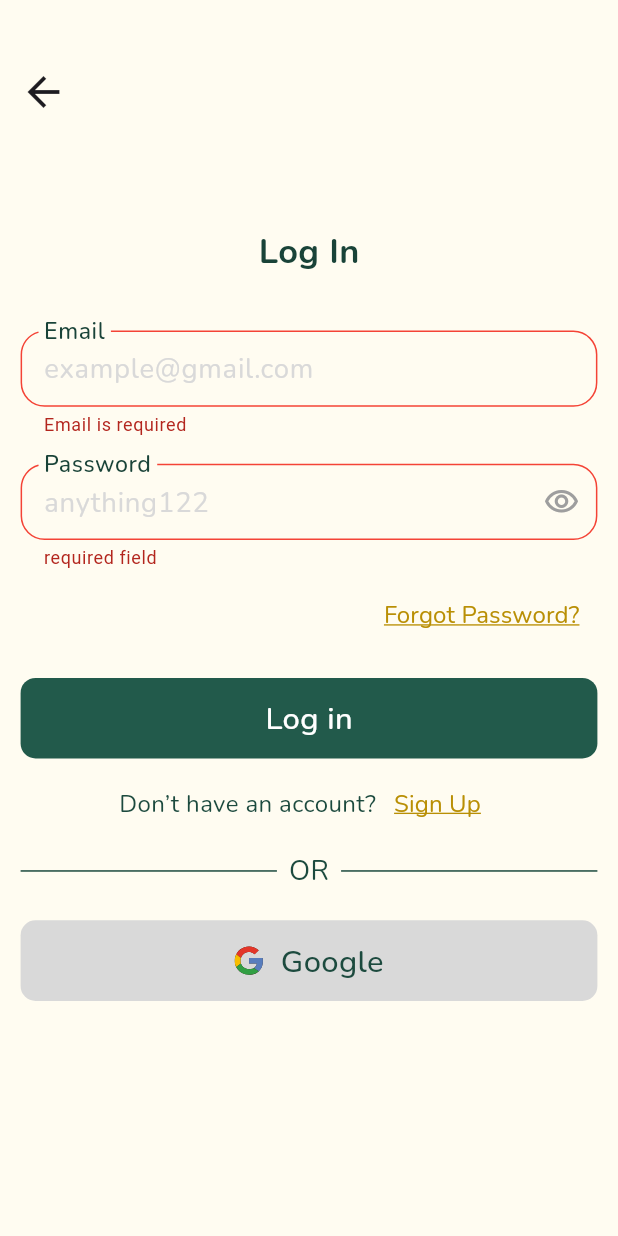
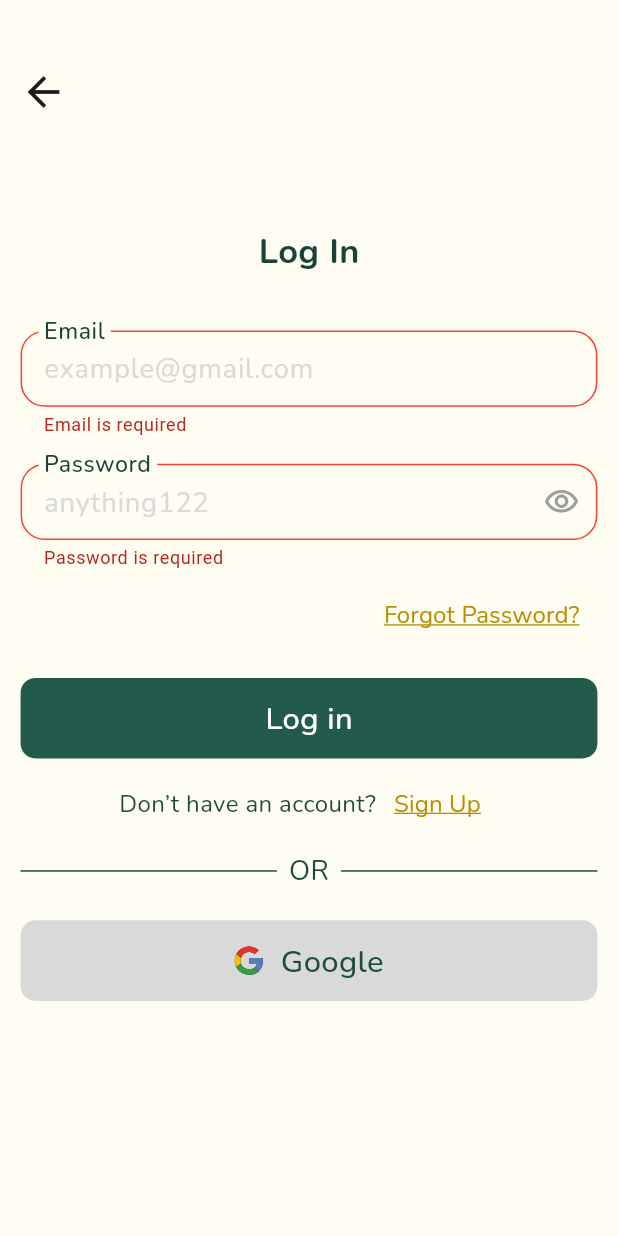
Before and after one commit to Mariamibrahim88/GraceCycle, a Flutter app: the LoginInView screen opened by its route, after a tap on "Log in", on a phone screen of 412 x 824 dp. Run offline on Flutter 3.47's test engine with Material 3 defaults, Android fonts, the phone set to English and light mode, and no system bars; our stand-ins replace dartz, dio, flutter_bloc, flutter_otp_text_field, flutter_screenutil, flutter_svg and 4 more; accounts and stored records are empty.

Commit message:
some changes

```diff
--- a/lib/features/Authentication/presentation/views/widgets/login_view_body.dart
+++ b/lib/features/Authentication/presentation/views/widgets/login_view_body.dart
@@ -70,7 +70,7 @@ class LoginViewBody extends StatelessWidget {
                         context.read<LoginCubit>().passwordController,
                     validator: (value) {
                       if (value!.isEmpty) {
-                        return 'required field';
+                        return 'Password is required';
                       } else if (value.length < 6) {
                         return 'Password must be at least 6 characters';
                       }
```
